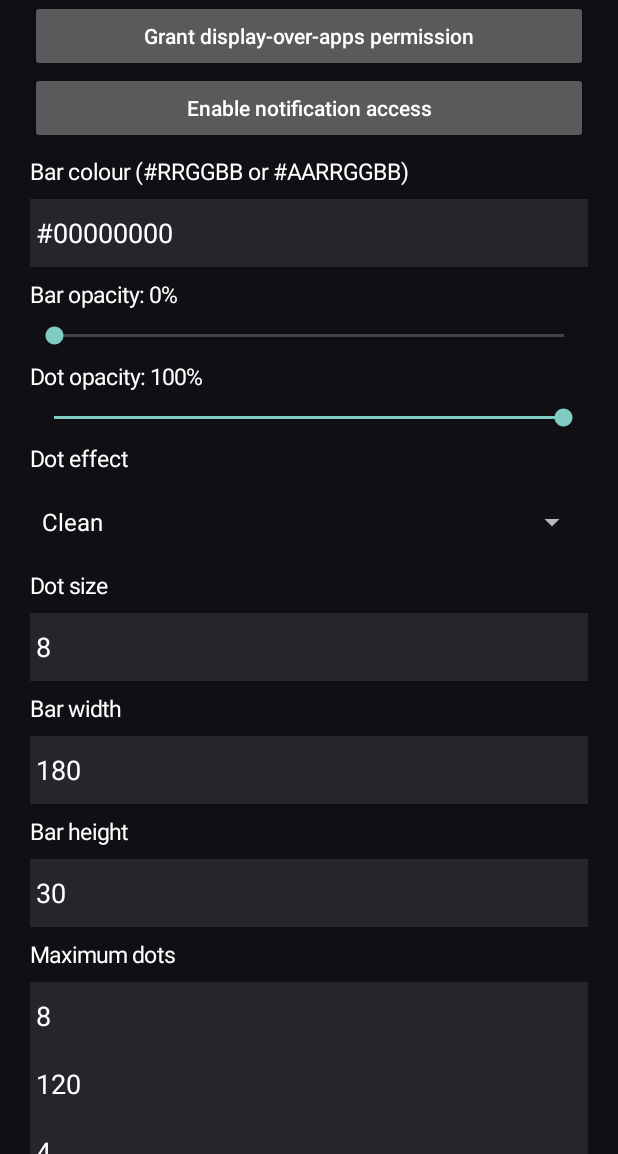
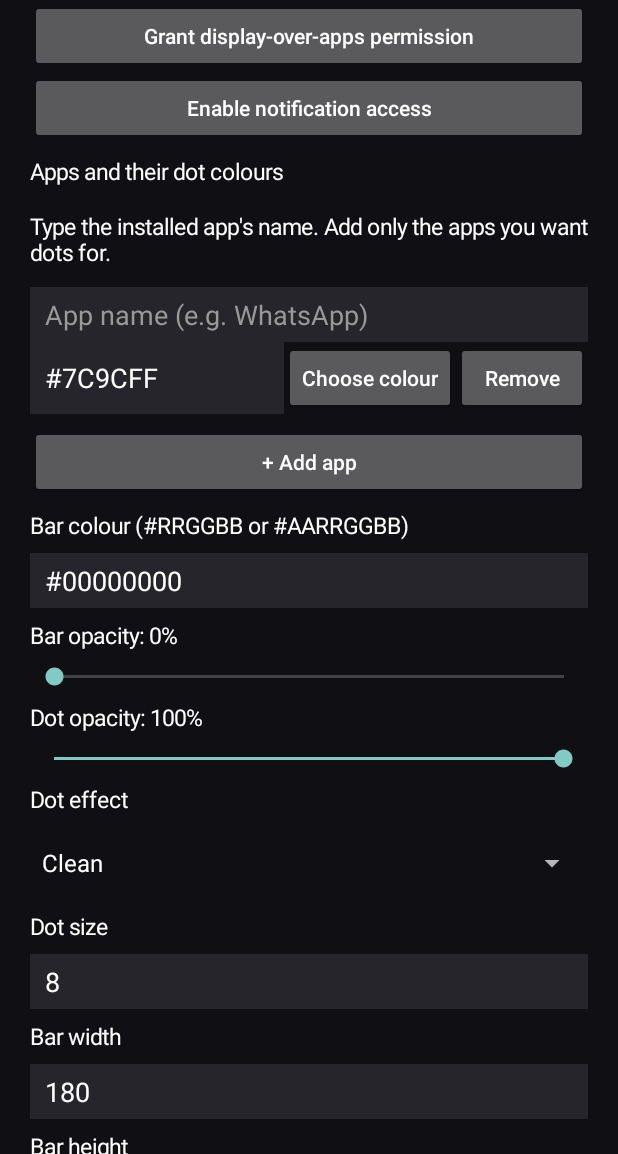
Before and after one commit to crownedblue/dotline, an Android app: the screen it shows after launch (MainActivity), on a phone screen of 412 x 824 dp, the part 82-1236 px from its top. Run offline under Robolectric (Android 15) with nearby library versions, the phone set to English and light mode, and no system bars.

Commit message:
Replace app picker with named app colour entries

```diff
--- a/app/src/main/java/com/crownedblue/dotline/MainActivity.kt
+++ b/app/src/main/java/com/crownedblue/dotline/MainActivity.kt
@@ -6,14 +6,36 @@ import android.graphics.Color
 import android.net.Uri
 import android.os.Bundle
 import android.provider.Settings
+import android.app.AlertDialog
 import android.widget.*
 
 class MainActivity : Activity() {
     private val prefs by lazy { getSharedPreferences("dotline", MODE_PRIVATE) }
     private fun dp(v: Int) = (v * resources.displayMetrics.density).toInt()
     private fun label(s: String) = TextView(this).apply { text=s; textSize=15f; setTextColor(Color.WHITE); setPadding(0,dp(8),0,dp(8)) }
-    private fun edit(h: String, v: String) = EditText(this).apply { hint=h; setText(v); setSingleLine(); setTextColor(-1); setHintTextColor(0xff999999.toInt()); setBackgroundColor(0xff25252b.toInt()) }
+    private fun edit(h: String, v: String) = EditText(this).apply { hint=h; setText(v); setSingleLine(); setTextColor(-1); setHintTextColor(0xff999999.toInt()); setBackgroundColor(0xff25252b.toInt()); setPadding(dp(10),dp(6),dp(10),dp(6)) }
     private fun button(t: String, f: () -> Unit) = Button(this).apply { text=t; isAllCaps=false; setOnClickListener { f() } }
+
+    private data class AppRow(val name: EditText, val color: EditText, val container: LinearLayout)
+
+    private val swatches = listOf("#7C9CFF","#FF7E9D","#FFC857","#56D6B2","#C69CFF","#FF9466","#6ECBFF","#FFFFFF","#FF5252","#40C4FF","#B2FF59","#FFD740")
+    private val rows = mutableListOf<AppRow>()
+
+    private fun addAppRow(holder: LinearLayout, appName: String = "", hex: String = "#7C9CFF") {
+        val wrap=LinearLayout(this).apply { orientation=LinearLayout.VERTICAL; setPadding(0,dp(5),0,dp(8)) }
+        val name=edit("App name (e.g. WhatsApp)",appName)
+        val line=LinearLayout(this).apply { orientation=LinearLayout.HORIZONTAL; gravity=android.view.Gravity.CENTER_VERTICAL }
+        val color=edit("#RRGGBB",hex).apply { layoutParams=LinearLayout.LayoutParams(0,dp(48),1f) }
+        val pick=button("Choose colour") {
+            val labels=swatches.map { it }
+            AlertDialog.Builder(this).setTitle("Choose dot colour").setItems(labels.toTypedArray()) { _, which -> color.setText(swatches[which]) }.setNegativeButton("Cancel",null).show()
+        }
+        val remove=button("Remove") { holder.removeView(wrap); rows.removeAll { it.container===wrap } }
+        line.addView(color); line.addView(pick); line.addView(remove)
+        wrap.addView(name); wrap.addView(line); holder.addView(wrap)
+        rows.add(AppRow(name,color,wrap))
+    }
+
     override fun onCreate(savedInstanceState: Bundle?) {
         super.onCreate(savedInstanceState)
         window.statusBarColor=0xff101014.toInt(); window.navigationBarColor=0xff101014.toInt()
@@ -22,6 +44,20 @@ class MainActivity : Activity() {
         root.addView(label("DOTLINE — Notification dots"))
         root.addView(button("Grant display-over-apps permission") { startActivity(Intent(Settings.ACTION_MANAGE_OVERLAY_PERMISSION, Uri.parse("package:"+packageName))) })
         root.addView(button("Enable notification access") { startActivity(Intent("android.settings.ACTION_NOTIFICATION_LISTENER_SETTINGS")) })
+        root.addView(label("Apps and their dot colours"))
+        root.addView(label("Type the installed app's name. Add only the apps you want dots for."))
+        val appRows=LinearLayout(this).apply { orientation=1 }
+        val saved=prefs.getStringSet("selectedPackages",emptySet())?:emptySet()
+        val pm=packageManager
+        val oldRows=saved.mapNotNull { pkg ->
+            val info=try { pm.getApplicationInfo(pkg,0) } catch(_:Exception){ null }
+            info?.let { (pm.getApplicationLabel(it).toString()) to (prefs.getString("appColor_"+pkg,"#7C9CFF")?: "#7C9CFF") }
+        }
+        oldRows.forEach { addAppRow(appRows,it.first,it.second) }
+        if(rows.isEmpty()) addAppRow(appRows)
+        root.addView(appRows)
+        root.addView(button("+ Add app") { addAppRow(appRows) })
+
         root.addView(label("Bar colour (#RRGGBB or #AARRGGBB)"))
         val color=edit("e.g. #00000000",prefs.getString("barColor","#00000000")!!); root.addView(color)
         fun addSeek(title:String,key:String,def:Int) {
@@ -40,28 +76,37 @@ class MainActivity : Activity() {
         val width=edit("Bar width dp",prefs.getInt("barWidth",180).toString()); root.addView(label("Bar width")); root.addView(width)
         val height=edit("Bar height dp",prefs.getInt("barHeight",30).toString()); root.addView(label("Bar height")); root.addView(height)
         val maxDots=edit("Maximum visible app dots",prefs.getInt("maxDots",8).toString()); root.addView(label("Maximum dots")); root.addView(maxDots)
-        val x=edit("Horizontal position dp",prefs.getInt("x",120).toString()); val y=edit("Vertical position dp",prefs.getInt("y",4).toString()); root.addView(x); root.addView(y)
-        root.addView(label("Choose apps (leave all unchecked to allow every app)"))
-        val appList=LinearLayout(this).apply { orientation=1 }
-        val selected=prefs.getStringSet("selectedPackages",emptySet())?:emptySet()
-        val apps=packageManager.getInstalledApplications(0).filter { packageManager.getLaunchIntentForPackage(it.packageName)!=null }.sortedBy { packageManager.getApplicationLabel(it).toString() }
-        apps.forEach { a -> appList.addView(CheckBox(this).apply { text=packageManager.getApplicationLabel(a).toString(); tag=a.packageName; isChecked=selected.contains(a.packageName); setTextColor(-1) }) }
-        root.addView(appList)
+
+        root.addView(label("Position lock — separate saved position for each orientation"))
+        root.addView(label("Drag the bar in portrait and landscape once. Dotline remembers both positions independently."))
+
         root.addView(button("Save settings") {
-            val chosen=mutableSetOf<String>()
-            for(i in 0 until appList.childCount) { val c=appList.getChildAt(i) as CheckBox; if(c.isChecked) chosen.add(c.tag as String) }
-            prefs.edit().putStringSet("selectedPackages",chosen).putBoolean("selectionConfigured",chosen.isNotEmpty())
+            val packages=mutableSetOf<String>()
+            val editor=prefs.edit()
+            rows.forEach { row ->
+                val entered=row.name.text.toString().trim()
+                if(entered.isNotEmpty()) {
+                    val match=try {
+                        pm.getInstalledApplications(0).firstOrNull { pm.getApplicationLabel(it).toString().equals(entered,true) || it.packageName.equals(entered,true) }
+                    } catch(_:Exception){ null }
+                    if(match!=null) {
+                        val hex=row.color.text.toString().trim()
+                        try { Color.parseColor(hex); packages.add(match.packageName); editor.putString("appColor_"+match.packageName,hex) }
+                        catch(_:Exception) { Toast.makeText(this,"Invalid colour for $entered: use #RRGGBB",Toast.LENGTH_LONG).show() }
+                    } else Toast.makeText(this,"App not found: $entered",Toast.LENGTH_LONG).show()
+                }
+            }
+            editor.putStringSet("selectedPackages",packages).putBoolean("selectionConfigured",true)
                 .putString("barColor",color.text.toString().trim()).putString("effect",listOf("clean","glow","glass")[effect.selectedItemPosition])
                 .putInt("dotSize",size.text.toString().toIntOrNull()?.coerceIn(3,28)?:8)
                 .putInt("barWidth",width.text.toString().toIntOrNull()?.coerceIn(40,600)?:180)
                 .putInt("barHeight",height.text.toString().toIntOrNull()?.coerceIn(18,100)?:30)
                 .putInt("maxDots",maxDots.text.toString().toIntOrNull()?.coerceIn(1,30)?:8)
-                .putInt("x",x.text.toString().toIntOrNull()?.coerceAtLeast(0)?:120)
-                .putInt("y",y.text.toString().toIntOrNull()?.coerceAtLeast(0)?:4).apply()
+                .apply()
             sendBroadcast(Intent(DotOverlayService.ACTION_REFRESH).setPackage(packageName))
-            Toast.makeText(this,"Saved. Restart Dotline if dimensions changed.",Toast.LENGTH_SHORT).show()
+            Toast.makeText(this,"Saved. Only added apps will show dots.",Toast.LENGTH_SHORT).show()
         })
-        root.addView(button("Start floating dots") { if(Settings.canDrawOverlays(this)) { val i=Intent(this,DotOverlayService::class.java); startService(i) } else Toast.makeText(this,"Grant overlay permission first",Toast.LENGTH_LONG).show() })
+        root.addView(button("Start floating dots") { if(Settings.canDrawOverlays(this)) { startService(Intent(this,DotOverlayService::class.java)) } else Toast.makeText(this,"Grant overlay permission first",Toast.LENGTH_LONG).show() })
         root.addView(button("Stop floating dots") { stopService(Intent(this,DotOverlayService::class.java)) })
         setContentView(scroll)
     }
```
